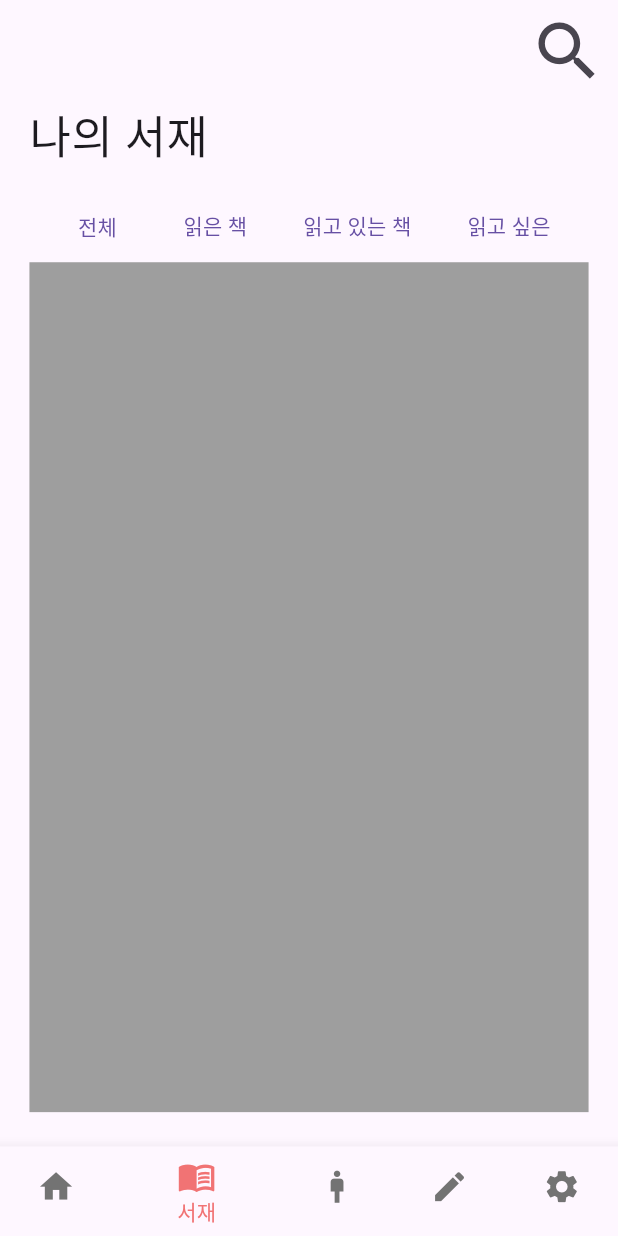
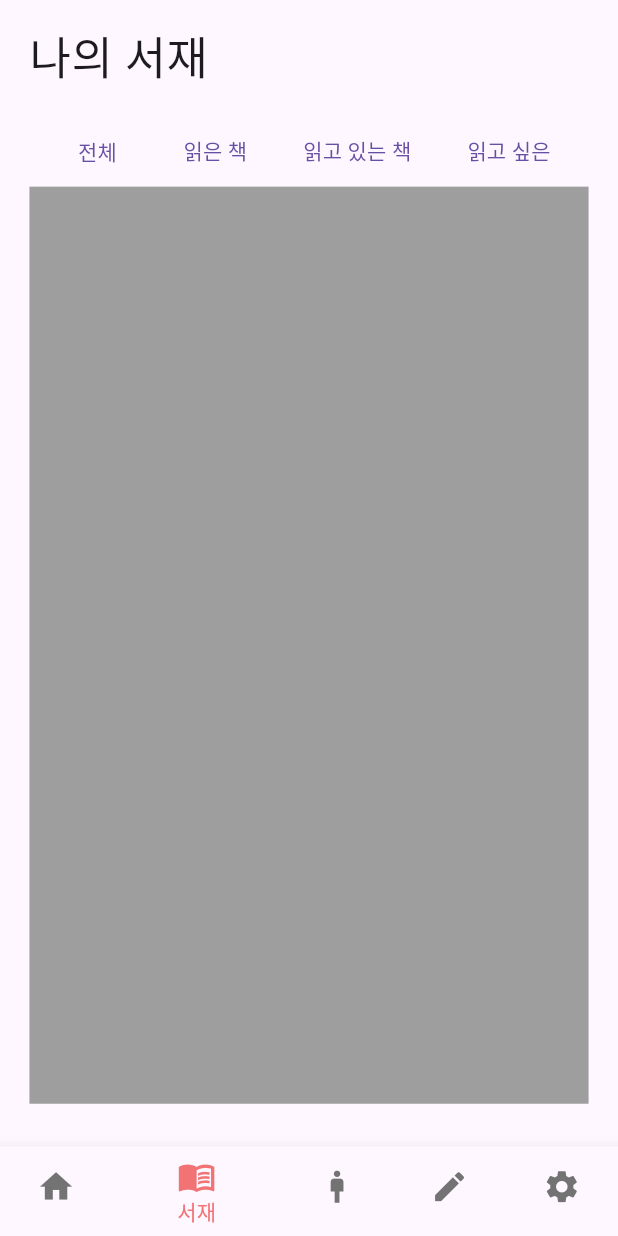
Before and after one commit to yoon-0409/pr30ject, a Flutter app: the screen it shows after launch, item 2 of the bottom bar chosen, on a phone screen of 412 x 824 dp. Run offline on Flutter 3.47's test engine with Material 3 defaults, Android fonts, the phone set to English and light mode, and no system bars; Roboto replaces fonts that are missing (Pretendard).

Commit message:
app_bar 삭제 app_bar페이지 내 구현

```diff
--- a/lib/src/my_app.dart
+++ b/lib/src/my_app.dart
@@ -20,17 +20,7 @@ List screens(var paddingSize) {
   ];
 }
 
-//bottom button에 따라 전환할 AppBars:
-//Library, memo만 구현해 놨음.
-List appBars(var paddingSize) {
-  return [
-    AppBar(title: Text('home app bar')),
-    LibraryAppBar(paddingSize: paddingSize),
-    AppBar(title: Text('character app bar')),
-    MemoAppBar(paddingSize: paddingSize),
-    AppBar(title: Text('settings app bar'))
-  ];
-}
+//appBar 삭제
 
 class MyAppPage extends StatefulWidget {
   const MyAppPage({super.key});
@@ -66,7 +56,6 @@ class _MyAppPageState extends State<MyAppPage> {
         debugShowCheckedModeBanner: false,
         title: 'Main',
         home: Scaffold(
-          appBar: appBars(paddingSize)[currentIndex],
           body: Center(
             child: screens(paddingSize)[(currentIndex)],
           ),
```
